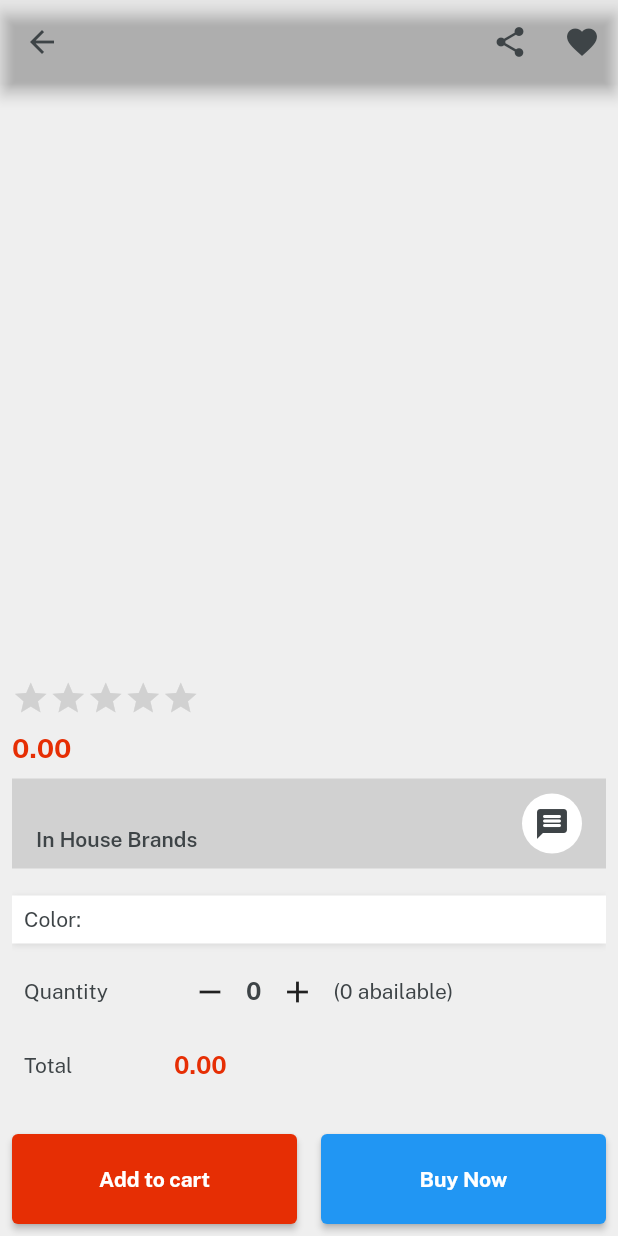
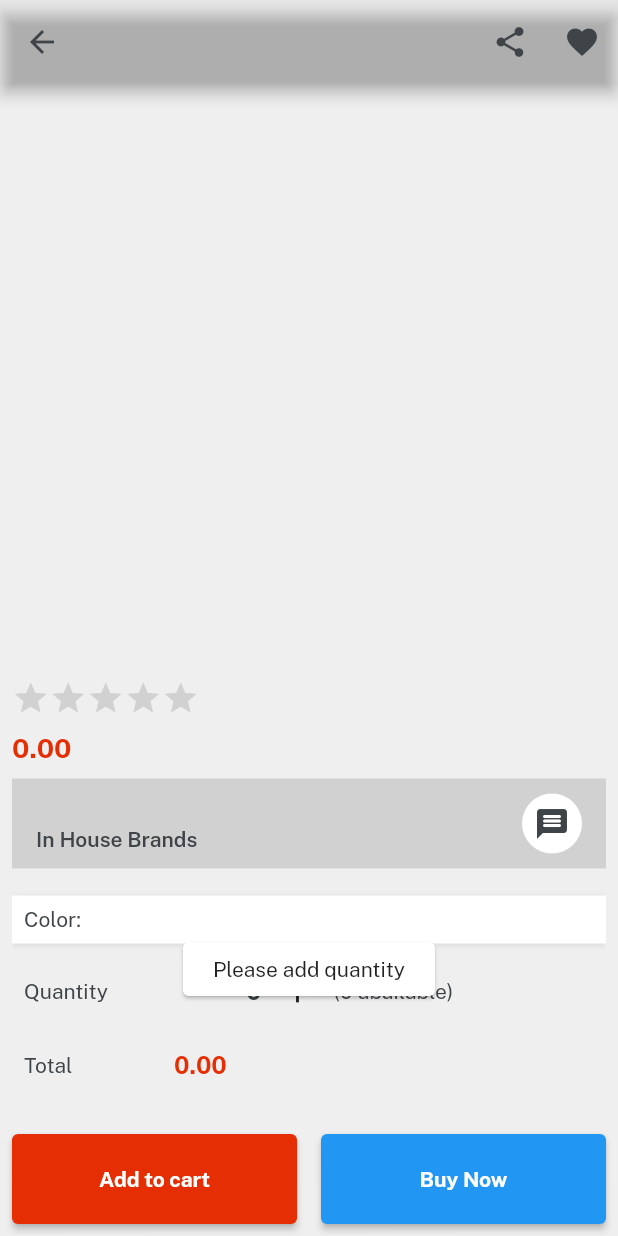
Before and after one commit to sagor1414/E-commarch-Firebase, a Flutter app: the ItemDetails screen opened directly with empty values, after a tap on "Add to cart", on a phone screen of 412 x 824 dp. Run offline on Flutter 3.47's test engine with Material 2 defaults, Android fonts, the phone set to English and light mode, and no system bars; drawn by our look-alikes of velocity_x; our stand-ins replace cloud_firestore, firebase_auth, firebase_core, firebase_storage, get, image_picker; accounts and stored records are empty.

Commit message:
update item details page

```diff
--- a/lib/views/Catagory_screen/item_details.dart
+++ b/lib/views/Catagory_screen/item_details.dart
@@ -324,6 +324,7 @@ class ItemDetails extends StatelessWidget {
                     child: ourButton(
                         color: redColor,
                         onPress: () {
+                          if (controller.quantity.value > 0) {
                             controller.addToCart(
                                 color: data['p_colors']
                                     [controller.colorIndex.value],
@@ -336,6 +337,9 @@ class ItemDetails extends StatelessWidget {
                                 tprice: controller.totalPrice.value);
                             VxToast.show(context,
                                 msg: "Added to cart sucessfully");
+                          } else {
+                            VxToast.show(context, msg: "Please add quantity");
+                          }
                         },
                         textcolor: whiteColor,
                         title: "Add to cart"),
```
Lines whose indentation alone changed are shown as unchanged.
